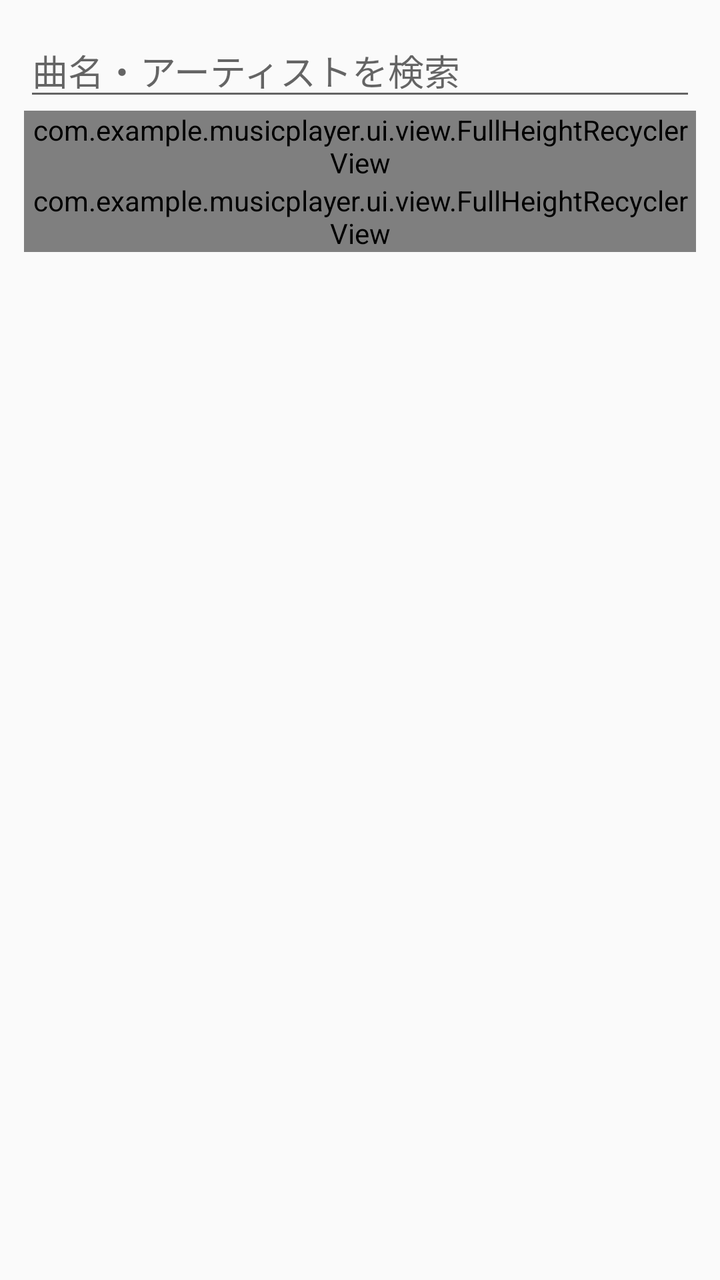
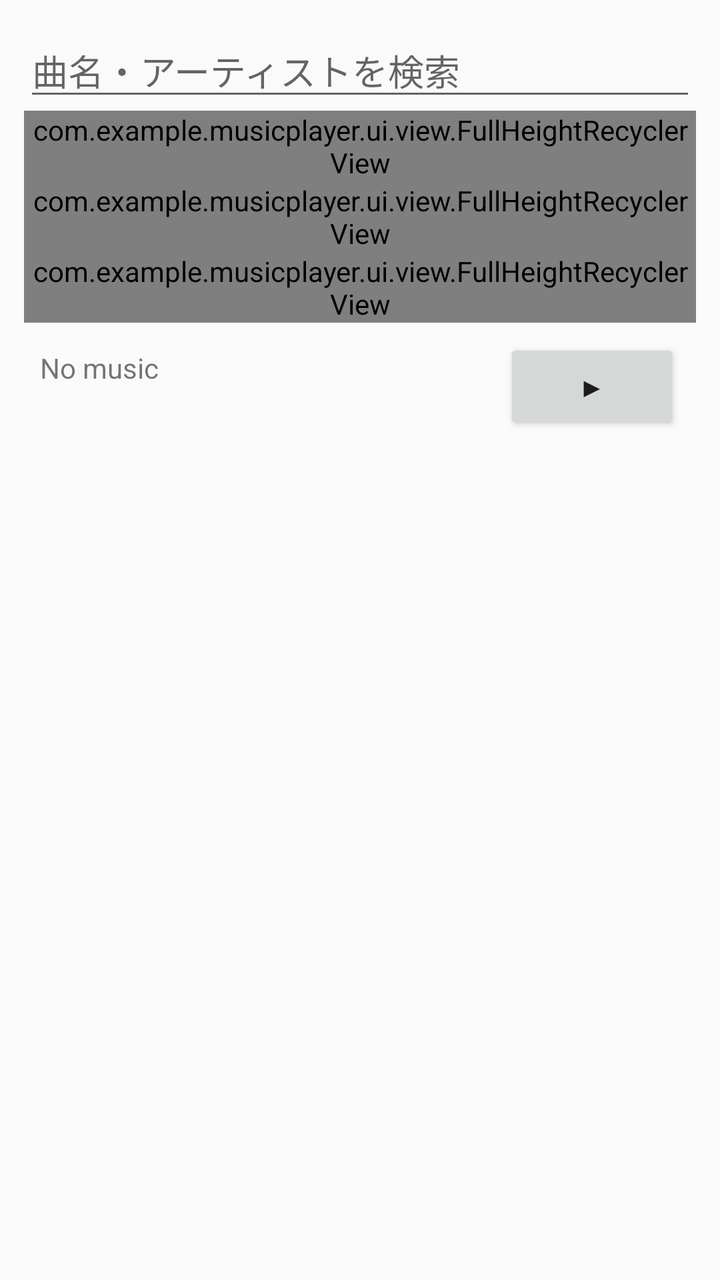

Two renders of the same Android screen: before a commit and after it. Below are the layout's source before the change and the commit's diff.
<!-- AndroidManifest.xml: application theme Theme.AppCompat.DayNight.DarkActionBar -->
<!-- res/layout/activity_search.xml -->
<?xml version="1.0" encoding="utf-8"?>
<ScrollView xmlns:android="http://schemas.android.com/apk/res/android"
    android:layout_width="match_parent" android:layout_height="match_parent">
    <LinearLayout android:layout_width="match_parent" android:layout_height="wrap_content"
        android:orientation="vertical" android:padding="12dp">
        <EditText android:id="@+id/searchInput" android:hint="曲名・アーティストを検索"
            android:layout_width="match_parent" android:layout_height="wrap_content" />
        <TextView android:id="@+id/searchSongsLabel" android:text="楽曲" android:textStyle="bold" android:visibility="gone" android:layout_width="match_parent" android:layout_height="wrap_content" />
        <TextView android:id="@+id/searchSongsEmpty" android:text="該当する楽曲がありません" android:visibility="gone" android:padding="8dp" android:layout_width="match_parent" android:layout_height="wrap_content" />
        <com.example.musicplayer.ui.view.FullHeightRecyclerView android:id="@+id/searchSongs"
            android:layout_width="match_parent" android:layout_height="wrap_content"
            android:nestedScrollingEnabled="false" />
        <TextView android:id="@+id/searchArtistsLabel" android:text="アーティスト" android:textStyle="bold" android:visibility="gone" android:layout_width="match_parent" android:layout_height="wrap_content" />
        <TextView android:id="@+id/searchArtistsEmpty" android:text="該当するアーティストがありません" android:visibility="gone" android:padding="8dp" android:layout_width="match_parent" android:layout_height="wrap_content" />
        <com.example.musicplayer.ui.view.FullHeightRecyclerView android:id="@+id/searchArtists"
            android:layout_width="match_parent" android:layout_height="wrap_content"
            android:nestedScrollingEnabled="false" />
    </LinearLayout>
</ScrollView>
<!-- resources referenced by this layout -->
<resources>

</resources>

<!-- the commit's change to res/layout/activity_search.xml (unified diff, before → after) -->
@@ -15,5 +15,31 @@
         <com.example.musicplayer.ui.view.FullHeightRecyclerView android:id="@+id/searchArtists"
             android:layout_width="match_parent" android:layout_height="wrap_content"
             android:nestedScrollingEnabled="false" />
+        <TextView android:id="@+id/searchAlbumsLabel" android:text="アルバム" android:textStyle="bold" android:visibility="gone" android:layout_width="match_parent" android:layout_height="wrap_content" />
+        <TextView android:id="@+id/searchAlbumsEmpty" android:text="該当するアルバムがありません" android:visibility="gone" android:padding="8dp" android:layout_width="match_parent" android:layout_height="wrap_content" />
+        <com.example.musicplayer.ui.view.FullHeightRecyclerView android:id="@+id/searchAlbums"
+            android:layout_width="match_parent" android:layout_height="wrap_content"
+            android:nestedScrollingEnabled="false" />
+        <include layout="@layout/mini_player" />
     </LinearLayout>
 </ScrollView>
+<!-- res/layout/mini_player.xml (included above) -->
+<?xml version="1.0" encoding="utf-8"?>
+<LinearLayout xmlns:android="http://schemas.android.com/apk/res/android"
+    android:id="@+id/miniPlayer"
+    android:layout_width="match_parent"
+    android:layout_height="wrap_content"
+    android:orientation="horizontal"
+    android:gravity="center_vertical"
+    android:padding="8dp"
+    android:background="?android:attr/colorBackground">
+    <LinearLayout
+        android:layout_width="0dp"
+        android:layout_height="wrap_content"
+        android:layout_weight="1"
+        android:orientation="vertical">
+        <TextView android:id="@+id/miniTitle" android:layout_width="match_parent" android:layout_height="wrap_content" android:text="No music" android:maxLines="1" android:ellipsize="end" />
+        <TextView android:id="@+id/miniArtist" android:layout_width="match_parent" android:layout_height="wrap_content" android:alpha="0.7" android:maxLines="1" android:ellipsize="end" />
+    </LinearLayout>
+    <Button android:id="@+id/miniPlayPause" android:layout_width="wrap_content" android:layout_height="wrap_content" android:text="▶" />
+</LinearLayout>
